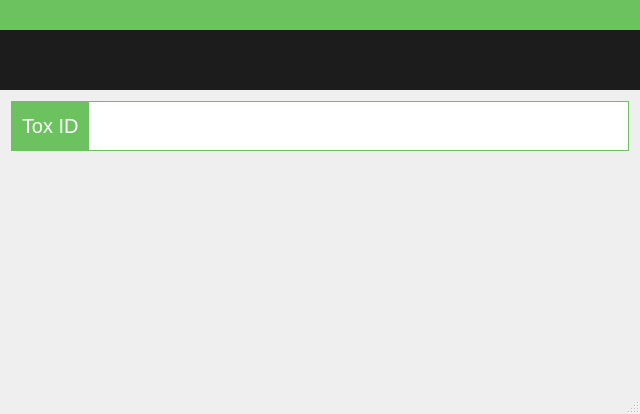
Old version of the form src/forms/mainwindow.ui in the repository cubemoon/toxscreen.
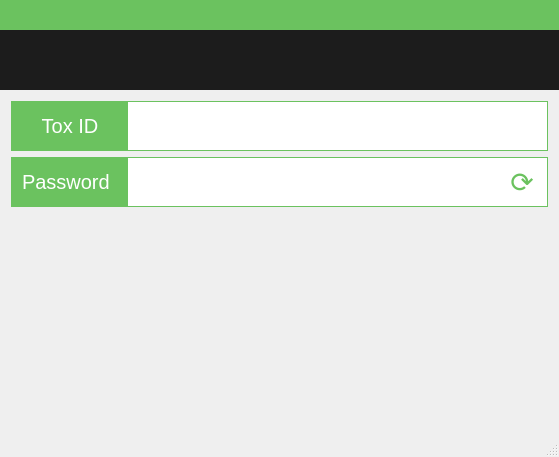
New version of the form.

Commit message: Password widget idea

```diff
--- a/src/forms/mainwindow.ui
+++ b/src/forms/mainwindow.ui
@@ -6,8 +6,8 @@
    <rect>
     <x>0</x>
     <y>0</y>
-    <width>640</width>
-    <height>414</height>
+    <width>559</width>
+    <height>457</height>
    </rect>
   </property>
   <property name="sizePolicy">
@@ -162,9 +162,15 @@
             </property>
             <item>
              <widget class="QLabel" name="toxIdLabel">
+              <property name="minimumSize">
+               <size>
+                <width>116</width>
+                <height>0</height>
+               </size>
+              </property>
               <property name="maximumSize">
                <size>
-                <width>84</width>
+                <width>116</width>
                 <height>16777215</height>
                </size>
               </property>
@@ -177,6 +183,9 @@
               <property name="text">
                <string>Tox ID</string>
               </property>
+              <property name="alignment">
+               <set>Qt::AlignCenter</set>
+              </property>
              </widget>
             </item>
             <item>
@@ -213,7 +222,164 @@
         </widget>
        </item>
        <item>
-        <widget class="QWidget" name="otherWidget" native="true"/>
+        <widget class="QWidget" name="passwordWidget" native="true">
+         <property name="minimumSize">
+          <size>
+           <width>0</width>
+           <height>50</height>
+          </size>
+         </property>
+         <property name="maximumSize">
+          <size>
+           <width>16777215</width>
+           <height>50</height>
+          </size>
+         </property>
+         <property name="styleSheet">
+          <string notr="true">background-color: rgb(107, 194, 95);</string>
+         </property>
+         <layout class="QVBoxLayout" name="toxIdBlehLayout_2">
+          <property name="spacing">
+           <number>0</number>
+          </property>
+          <property name="leftMargin">
+           <number>0</number>
+          </property>
+          <property name="topMargin">
+           <number>0</number>
+          </property>
+          <property name="rightMargin">
+           <number>0</number>
+          </property>
+          <property name="bottomMargin">
+           <number>0</number>
+          </property>
+          <item>
+           <layout class="QHBoxLayout" name="passwordHorizontalLayout">
+            <property name="spacing">
+             <number>0</number>
+            </property>
+            <property name="leftMargin">
+             <number>1</number>
+            </property>
+            <property name="topMargin">
+             <number>1</number>
+            </property>
+            <property name="rightMargin">
+             <number>1</number>
+            </property>
+            <property name="bottomMargin">
+             <number>1</number>
+            </property>
+            <item>
+             <widget class="QLabel" name="passwordLabel">
+              <property name="minimumSize">
+               <size>
+                <width>116</width>
+                <height>0</height>
+               </size>
+              </property>
+              <property name="maximumSize">
+               <size>
+                <width>116</width>
+                <height>16777215</height>
+               </size>
+              </property>
+              <property name="styleSheet">
+               <string notr="true">background-color: rgb(107, 194, 95);
+color: rgb(255, 255, 255);
+font-size:20px;
+padding:5px;</string>
+              </property>
+              <property name="text">
+               <string>Password</string>
+              </property>
+             </widget>
+            </item>
+            <item>
+             <widget class="QLineEdit" name="passwordLineEdit">
+              <property name="sizePolicy">
+               <sizepolicy hsizetype="Expanding" vsizetype="Expanding">
+                <horstretch>0</horstretch>
+                <verstretch>0</verstretch>
+               </sizepolicy>
+              </property>
+              <property name="minimumSize">
+               <size>
+                <width>0</width>
+                <height>0</height>
+               </size>
+              </property>
+              <property name="styleSheet">
+               <string notr="true">background-color: rgb(255, 255, 255);
+color:#6bc25f;
+border-radius:0px;
+font-size:18px;
+padding:0px 4px;</string>
+              </property>
+              <property name="inputMask">
+               <string/>
+              </property>
+              <property name="text">
+               <string/>
+              </property>
+              <property name="readOnly">
+               <bool>false</bool>
+              </property>
+             </widget>
+            </item>
+            <item>
+             <widget class="QWidget" name="passwordButtonWidget" native="true">
+              <property name="minimumSize">
+               <size>
+                <width>50</width>
+                <height>0</height>
+               </size>
+              </property>
+              <property name="maximumSize">
+               <size>
+                <width>50</width>
+                <height>16777215</height>
+               </size>
+              </property>
+              <property name="styleSheet">
+               <string notr="true">background-color:#ffffff;</string>
+              </property>
+              <layout class="QVBoxLayout" name="verticalLayout_3">
+               <item>
+                <widget class="QPushButton" name="pushButton">
+                 <property name="sizePolicy">
+                  <sizepolicy hsizetype="Minimum" vsizetype="Minimum">
+                   <horstretch>0</horstretch>
+                   <verstretch>0</verstretch>
+                  </sizepolicy>
+                 </property>
+                 <property name="styleSheet">
+                  <string notr="true">color:#6bc25f;
+background-color:#ffffff;
+border:none;
+font-size:28px;
+text-shadow:0px 0px 5px #6bc25f;</string>
+                 </property>
+                 <property name="text">
+                  <string>⟳</string>
+                 </property>
+                </widget>
+               </item>
+              </layout>
+             </widget>
+            </item>
+           </layout>
+          </item>
+         </layout>
+        </widget>
+       </item>
+       <item>
+        <widget class="QWidget" name="otherWidget" native="true">
+         <property name="styleSheet">
+          <string notr="true"/>
+         </property>
+        </widget>
        </item>
       </layout>
      </widget>
```
Left out of the diff: 2 changed lines with no effect on the pictures.
